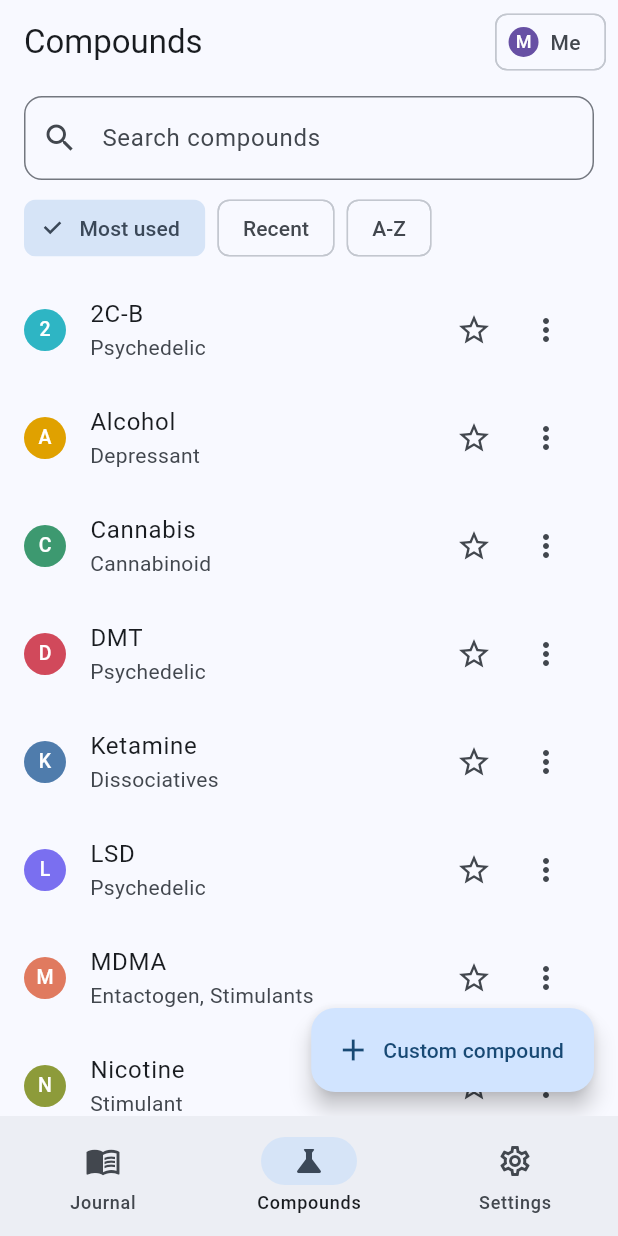
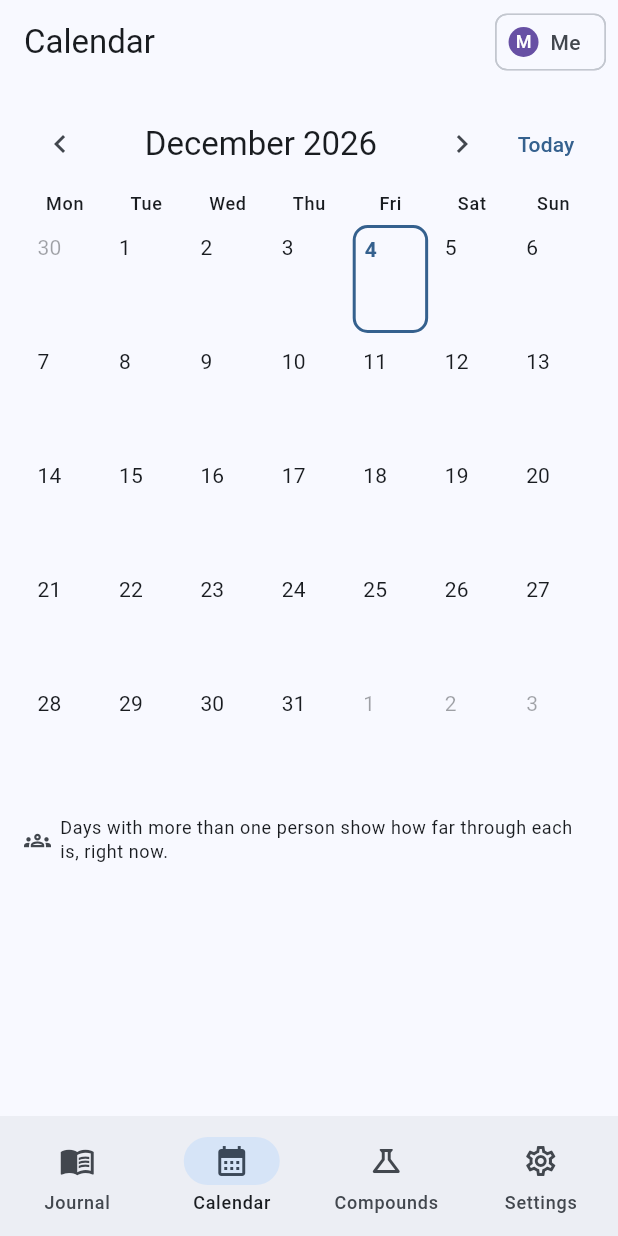
Before and after one commit to VirtualyMichael/substance-journal, a Flutter app: the screen it shows after launch, item 2 of the bottom bar chosen, on a phone screen of 412 x 824 dp. Run offline on Flutter 3.47's test engine with Material 3 defaults, Android fonts, the phone set to English and light mode, and no system bars; our stand-ins replace drift, flutter_riverpod; accounts and stored records are empty; generated files the repository leaves out were written again.

Commit message:
Add calendar with multi-person progress badges
A month calendar showing who is on each day. Days with more than one person get a badge
with each person's whole-number progress through their own experience; progress comes from
that person's curves alone and is tested not to change when someone else logs. Tapping a day
lists everyone with a progress bar and opens their experience.

Co-Authored-By: Claude Sonnet 5.5 <noreply@anthropic.com>

```diff
--- a/app/lib/providers.dart
+++ b/app/lib/providers.dart
@@ -69,6 +69,14 @@ final compoundPrefsProvider = StreamProvider.autoDispose.family<CompoundPrefs, S
   (ref, personId) => ref.watch(databaseProvider).watchCompoundPrefs(personId),
 );
 
+// ---- calendar (the one place that looks across people) ----
+
+final allExperiencesProvider =
+    StreamProvider.autoDispose<List<Experience>>((ref) => ref.watch(databaseProvider).watchAllExperiences());
+
+final allIngestionsProvider =
+    StreamProvider.autoDispose<List<Ingestion>>((ref) => ref.watch(databaseProvider).watchAllIngestions());
+
 // ---- one experience ----
 
 final experienceProvider = StreamProvider.autoDispose.family<Experience?, String>(
--- /dev/null
+++ b/app/lib/ui/calendar/calendar_data.dart
@@ -0,0 +1,132 @@
+import '../../data/database.dart';
+import '../../data/reference_repository.dart';
+import '../timeline/timeline_data.dart';
+
+/// One person's experience touching a calendar day.
+class DayPerson {
+  const DayPerson({
+    required this.person,
+    required this.experienceId,
+    required this.title,
+    required this.percent,
+    required this.substanceKeys,
+  });
+
+  final Person person;
+  final String experienceId;
+  final String title;
+
+  /// How far through the experience this person is right now, a whole number from 0 to 100.
+  final int percent;
+
+  /// Distinct substances in the experience, in the order they were taken.
+  final List<String> substanceKeys;
+
+  bool get inProgress => percent > 0 && percent < 100;
+}
+
+DateTime dayOnly(DateTime t) => DateTime(t.year, t.month, t.day);
+
+/// Who is on which day, with each person's progress.
+///
+/// This is the one view that looks across people, but it never combines them: every person's
+/// percent comes from their own experience's curves alone, so adding someone else's ingestion
+/// can not change anybody's number.
+///
+/// An experience counts on every day its curves touch, so a night that runs past midnight
+/// appears on both days. If one person has several experiences on a day, the one in progress
+/// is shown (else the one that started last).
+Map<DateTime, List<DayPerson>> buildCalendar({
+  required List<Person> people,
+  required List<Experience> experiences,
+  required List<Ingestion> ingestions,
+  required ReferenceRepository reference,
+  required DateTime now,
+  required DateTime from,
+  required DateTime to,
+}) {
+  final peopleById = {for (final p in people) p.id: p};
+  final byExperience = <String, List<Ingestion>>{};
+  for (final i in ingestions) {
+    byExperience.putIfAbsent(i.experienceId, () => []).add(i);
+  }
+  final firstDay = dayOnly(from);
+  final lastDay = dayOnly(to);
+
+  // person id -> day -> chosen DayPerson (with its start, to pick between experiences)
+  final chosen = <String, Map<DateTime, (DayPerson, DateTime)>>{};
+
+  for (final experience in experiences) {
+    final person = peopleById[experience.personId];
+    final items = byExperience[experience.id];
+    if (person == null || items == null || items.isEmpty) continue;
+
+    final series = buildTimelineSeries(ingestions: items, reference: reference, now: now);
+    DateTime start;
+    DateTime end;
+    if (series.isEmpty) {
+      start = items.map((i) => i.time).reduce((a, b) => a.isBefore(b) ? a : b);
+      end = items.map((i) => i.time).reduce((a, b) => a.isAfter(b) ? a : b).add(const Duration(hours: 2));
+    } else {
+      start = series.map((s) => s.start).reduce((a, b) => a.isBefore(b) ? a : b);
+      end = series.map((s) => s.end).reduce((a, b) => a.isAfter(b) ? a : b);
+    }
+
+    final keys = <String>[];
+    for (final i in items..sort((a, b) => a.time.compareTo(b.time))) {
+      if (!keys.contains(i.substanceKey)) keys.add(i.substanceKey);
+    }
+    final entry = DayPerson(
+      person: person,
+      experienceId: experience.id,
+      title: experience.title,
+      percent: series.isEmpty ? _percentBetween(start, end, now) : experienceProgressPercent(series: series, now: now),
+      substanceKeys: keys,
+    );
+
+    var day = dayOnly(start);
+    final lastTouched = dayOnly(end);
+    while (!day.isAfter(lastTouched)) {
+      if (!day.isBefore(firstDay) && !day.isAfter(lastDay)) {
+        final perDay = chosen.putIfAbsent(person.id, () => {});
+        final existing = perDay[day];
+        if (existing == null || _prefer(entry, start, existing.$1, existing.$2)) perDay[day] = (entry, start);
+      }
+      day = DateTime(day.year, day.month, day.day + 1);
+    }
+  }
+
+  final result = <DateTime, List<DayPerson>>{};
+  for (final perDay in chosen.values) {
+    perDay.forEach((day, pair) => result.putIfAbsent(day, () => []).add(pair.$1));
+  }
+  for (final list in result.values) {
+    list.sort((a, b) => a.person.name.toLowerCase().compareTo(b.person.name.toLowerCase()));
+  }
+  return result;
+}
+
+/// Progress of [now] between [start] and [end] as a whole number, for experiences whose
+/// substances have no curve (the span is then just the first dose plus two hours).
+int _percentBetween(DateTime start, DateTime end, DateTime now) {
+  final total = end.difference(start).inMicroseconds;
+  if (total <= 0 || !now.isBefore(end)) return 100;
+  if (!now.isAfter(start)) return 0;
+  return (now.difference(start).inMicroseconds * 100 / total).round().clamp(0, 100);
+}
+
+bool _prefer(DayPerson candidate, DateTime candidateStart, DayPerson existing, DateTime existingStart) {
+  if (candidate.inProgress != existing.inProgress) return candidate.inProgress;
+  return candidateStart.isAfter(existingStart);
+}
+
+/// The days of [month] as a grid starting on Monday, padded with the neighbouring months'
+/// days so every row has seven cells.
+List<DateTime> monthGrid(DateTime month) {
+  final first = DateTime(month.year, month.month, 1);
+  final lead = first.weekday - DateTime.monday; // Monday = 1
+  final start = DateTime(first.year, first.month, 1 - lead);
+  final daysInMonth = DateTime(month.year, month.month + 1, 0).day;
+  final cells = ((lead + daysInMonth + 6) ~/ 7) * 7;
+  return [for (var i = 0; i < cells; i++) DateTime(start.year, start.month, start.day + i)];
+}
--- /dev/null
+++ b/app/lib/ui/calendar/calendar_page.dart
@@ -0,0 +1,329 @@
+import 'package:flutter/material.dart';
+import 'package:flutter_riverpod/flutter_riverpod.dart';
+
+import '../../data/database.dart';
+import '../../providers.dart';
+import '../design.dart';
+import '../journal/experience_page.dart';
+import 'calendar_data.dart';
+
+const _monthNames = [
+  'January', 'February', 'March', 'April', 'May', 'June',
+  'July', 'August', 'September', 'October', 'November', 'December',
+];
+const _weekdays = ['Mon', 'Tue', 'Wed', 'Thu', 'Fri', 'Sat', 'Sun'];
+
+/// A month calendar of experiences. A day with more than one person on it carries a badge
+/// showing how far through each of them is, as whole-number percentages.
+class CalendarPage extends ConsumerStatefulWidget {
+  const CalendarPage({super.key, required this.person});
+
+  /// Whose journal is open: their own experiences get substance dots on every day.
+  final Person person;
+
+  @override
+  ConsumerState<CalendarPage> createState() => _CalendarPageState();
+}
+
+class _CalendarPageState extends ConsumerState<CalendarPage> {
+  late DateTime _month = DateTime(ref.read(clockProvider)().year, ref.read(clockProvider)().month);
+
+  void _shift(int months) => setState(() => _month = DateTime(_month.year, _month.month + months));
+
+  @override
+  Widget build(BuildContext context) {
+    final now = ref.watch(clockProvider)();
+    final people = ref.watch(peopleProvider).value ?? const <Person>[];
+    final experiences = ref.watch(allExperiencesProvider).value ?? const <Experience>[];
+    final ingestions = ref.watch(allIngestionsProvider).value ?? const <Ingestion>[];
+    final catalog = ref.watch(catalogProvider);
+
+    final grid = monthGrid(_month);
+    final days = buildCalendar(
+      people: people,
+      experiences: experiences,
+      ingestions: ingestions,
+      reference: catalog,
+      now: now,
+      from: grid.first,
+      to: grid.last,
+    );
+    final today = dayOnly(now);
+    final scheme = Theme.of(context).colorScheme;
+    final wide = MediaQuery.sizeOf(context).width >= wideBreakpoint;
+    final cellHeight = wide ? 92.0 : 76.0;
+
+    return Align(
+      alignment: Alignment.topCenter,
+      child: ConstrainedBox(
+        constraints: const BoxConstraints(maxWidth: contentMaxWidth),
+        child: ListView(
+          padding: const EdgeInsets.all(Gap.md),
+          children: [
+            Row(
+              children: [
+                IconButton(
+                  key: const ValueKey('month-prev'),
+                  tooltip: 'Previous month',
+                  icon: const Icon(Icons.chevron_left),
+                  onPressed: () => _shift(-1),
+                ),
+                Expanded(
+                  child: Text(
+                    '${_monthNames[_month.month - 1]} ${_month.year}',
+                    key: const ValueKey('month-title'),
+                    textAlign: TextAlign.center,
+                    style: Theme.of(context).textTheme.titleLarge,
+                  ),
+                ),
+                IconButton(
+                  key: const ValueKey('month-next'),
+                  tooltip: 'Next month',
+                  icon: const Icon(Icons.chevron_right),
+                  onPressed: () => _shift(1),
+                ),
+                TextButton(
+                  key: const ValueKey('month-today'),
+                  onPressed: () => setState(() => _month = DateTime(now.year, now.month)),
+                  child: const Text('Today'),
+                ),
+              ],
+            ),
+            const SizedBox(height: Gap.sm),
+            Row(
+              children: [
+                for (final d in _weekdays)
+                  Expanded(
+                    child: Center(child: Text(d, style: Theme.of(context).textTheme.labelMedium)),
+                  ),
+              ],
+            ),
+            const SizedBox(height: Gap.xs),
+            for (var row = 0; row < grid.length ~/ 7; row++)
+              SizedBox(
+                height: cellHeight,
+                child: Row(
+                  children: [
+                    for (final day in grid.sublist(row * 7, row * 7 + 7))
+                      Expanded(
+                        child: _DayCell(
+                          day: day,
+                          inMonth: day.month == _month.month,
+                          isToday: day == today,
+                          currentPersonId: widget.person.id,
+                          entries: days[day] ?? const [],
+                          onTap: () => _openDay(context, day, days[day] ?? const []),
+                        ),
+                      ),
+                  ],
+                ),
+              ),
+            const SizedBox(height: Gap.md),
+            Row(
+              children: [
+                Icon(Icons.groups_outlined, size: 18, color: scheme.onSurfaceVariant),
+                const SizedBox(width: 6),
+                Expanded(
+                  child: Text(
+                    'Days with more than one person show how far through each is, right now.',
+                    style: Theme.of(context).textTheme.bodySmall,
+                  ),
+                ),
+              ],
+            ),
+          ],
+        ),
+      ),
+    );
+  }
+
+  void _openDay(BuildContext context, DateTime day, List<DayPerson> entries) {
+    if (entries.isEmpty) return;
+    showModalBottomSheet<void>(
+      context: context,
+      isScrollControlled: true,
+      showDragHandle: true,
+      builder: (sheetContext) => _DaySheet(
+        day: day,
+        entries: entries,
+        onOpen: (entry) async {
+          Navigator.of(sheetContext).pop();
+          if (entry.person.id != widget.person.id) {
+            await ref.read(databaseProvider).setCurrentPerson(entry.person.id);
+          }
+          if (context.mounted) {
+            await Navigator.of(context).push(MaterialPageRoute(builder: (_) => ExperiencePage(experienceId: entry.experienceId)));
+          }
+        },
+      ),
+    );
+  }
+}
+
+class _DayCell extends StatelessWidget {
+  const _DayCell({
+    required this.day,
+    required this.inMonth,
+    required this.isToday,
+    required this.currentPersonId,
+    required this.entries,
+    required this.onTap,
+  });
+
+  final DateTime day;
+  final bool inMonth;
+  final bool isToday;
+  final String currentPersonId;
+  final List<DayPerson> entries;
+  final VoidCallback onTap;
+
+  @override
+  Widget build(BuildContext context) {
+    final scheme = Theme.of(context).colorScheme;
+    final multi = entries.length >= 2;
+    final mine = entries.where((e) => e.person.id == currentPersonId).toList();
+    final dotKeys = <String>{for (final e in mine) ...e.substanceKeys}.take(4).toList();
+
+    final label = StringBuffer('${_monthNames[day.month - 1]} ${day.day}');
+    if (entries.isEmpty) {
+      label.write(', nothing logged');
+    } else if (multi) {
+      label.write(', ${entries.length} people: ${entries.map((e) => '${e.person.name} ${e.percent} percent').join(', ')}');
+    } else {
+      label.write(', ${entries.single.person.name}');
+    }
+
+    return Semantics(
+      button: entries.isNotEmpty,
+      label: label.toString(),
+      child: InkWell(
+        key: ValueKey('day-${day.year}-${day.month}-${day.day}'),
+        onTap: entries.isEmpty ? null : onTap,
+        borderRadius: BorderRadius.circular(10),
+        child: Container(
+          margin: const EdgeInsets.all(2),
+          padding: const EdgeInsets.fromLTRB(6, 4, 6, 4),
+          decoration: BoxDecoration(
+            color: entries.isEmpty ? null : scheme.surfaceContainerLow,
+            borderRadius: BorderRadius.circular(10),
+            border: Border.all(
+              color: isToday ? scheme.primary : (entries.isEmpty ? Colors.transparent : scheme.outlineVariant),
+              width: isToday ? 2 : 1,
+            ),
+          ),
+          child: Opacity(
+            opacity: inMonth ? 1 : 0.4,
+            child: Column(
+              crossAxisAlignment: CrossAxisAlignment.start,
+              children: [
+                Text(
+                  '${day.day}',
+                  style: Theme.of(context).textTheme.labelLarge?.copyWith(
+                        fontWeight: isToday ? FontWeight.bold : FontWeight.normal,
+                        color: isToday ? scheme.primary : null,
+                      ),
+                ),
+                const SizedBox(height: 2),
+                Wrap(
+                  spacing: 3,
+                  runSpacing: 3,
+                  children: [
+                    for (final k in dotKeys)
+                      Container(width: 7, height: 7, decoration: BoxDecoration(color: substanceColor(k), shape: BoxShape.circle)),
+                  ],
+                ),
+                const Spacer(),
+                if (multi) _PersonBadge(entries: entries),
+              ],
+            ),
+          ),
+        ),
+      ),
+    );
+  }
+}
+
+/// The multi-person icon with each person's progress: "50%  20%".
+class _PersonBadge extends StatelessWidget {
+  const _PersonBadge({required this.entries});
+
+  final List<DayPerson> entries;
+
+  @override
+  Widget build(BuildContext context) {
+    final scheme = Theme.of(context).colorScheme;
+    final shown = entries.take(3).toList();
+    return Container(
+      key: const ValueKey('person-badge'),
+      padding: const EdgeInsets.symmetric(horizontal: 4, vertical: 2),
+      decoration: BoxDecoration(color: scheme.secondaryContainer, borderRadius: BorderRadius.circular(8)),
+      child: Row(
+        mainAxisSize: MainAxisSize.min,
+        children: [
+          Icon(Icons.groups, size: 12, color: scheme.onSecondaryContainer),
+          const SizedBox(width: 3),
+          Flexible(
+            child: Text(
+              [for (final e in shown) '${e.percent}%'].join(' ') + (entries.length > shown.length ? ' +${entries.length - shown.length}' : ''),
+              key: const ValueKey('badge-text'),
+              maxLines: 1,
+              overflow: TextOverflow.ellipsis,
+              style: TextStyle(fontSize: 10, fontWeight: FontWeight.w600, color: scheme.onSecondaryContainer),
+            ),
+          ),
+        ],
+      ),
+    );
+  }
+}
+
+class _DaySheet extends StatelessWidget {
+  const _DaySheet({required this.day, required this.entries, required this.onOpen});
+
+  final DateTime day;
+  final List<DayPerson> entries;
+  final void Function(DayPerson entry) onOpen;
+
+  @override
+  Widget build(BuildContext context) {
+    return SafeArea(
+      child: Padding(
+        padding: const EdgeInsets.fromLTRB(Gap.md, 0, Gap.md, Gap.md),
+        child: Column(
+          mainAxisSize: MainAxisSize.min,
+          crossAxisAlignment: CrossAxisAlignment.start,
+          children: [
+            Text(formatDate(day), style: Theme.of(context).textTheme.titleLarge),
+            const SizedBox(height: Gap.sm),
+            for (final e in entries)
+              ListTile(
+                key: ValueKey('day-entry-${e.person.id}'),
+                contentPadding: EdgeInsets.zero,
+                leading: CircleAvatar(
+                  backgroundColor: Color(e.person.colorValue),
+                  child: Text(e.person.name.characters.first.toUpperCase(), style: const TextStyle(color: Colors.white)),
+                ),
+                title: Text(e.title.isEmpty ? e.person.name : '${e.person.name}: ${e.title}'),
+                subtitle: Padding(
+                  padding: const EdgeInsets.only(top: 6),
+                  child: Column(
+                    crossAxisAlignment: CrossAxisAlignment.start,
+                    children: [
+                      LinearProgressIndicator(value: e.percent / 100, minHeight: 6, borderRadius: BorderRadius.circular(3)),
+                      const SizedBox(height: 4),
+                      Text(
+                        e.percent >= 100 ? 'Finished' : (e.percent <= 0 ? 'Not started' : '${e.percent}% through'),
+                        key: ValueKey('percent-${e.person.id}'),
+                      ),
+                    ],
+                  ),
+                ),
+                trailing: const Icon(Icons.chevron_right),
+                onTap: () => onOpen(e),
+              ),
+          ],
+        ),
+      ),
+    );
+  }
+}
--- a/app/lib/ui/shell.dart
+++ b/app/lib/ui/shell.dart
@@ -3,12 +3,13 @@ import 'package:flutter_riverpod/flutter_riverpod.dart';
 
 import '../data/database.dart';
 import '../providers.dart';
+import 'calendar/calendar_page.dart';
 import 'compounds/compounds_page.dart';
 import 'design.dart';
 import 'journal/journal_page.dart';
 import 'settings/settings_page.dart';
 
-enum _Destination { journal, compounds, settings }
+enum _Destination { journal, calendar, compounds, settings }
 
 /// Navigation frame: a bottom bar on phones, a rail on wide windows. Shows the current
 /// person's pages and a switcher to change who is on screen.
@@ -24,6 +25,7 @@ class _AppShellState extends ConsumerState<AppShell> {
 
   static const _items = [
     (_Destination.journal, Icons.menu_book_outlined, Icons.menu_book, 'Journal'),
+    (_Destination.calendar, Icons.calendar_month_outlined, Icons.calendar_month, 'Calendar'),
     (_Destination.compounds, Icons.science_outlined, Icons.science, 'Compounds'),
     (_Destination.settings, Icons.settings_outlined, Icons.settings, 'Settings'),
   ];
@@ -39,6 +41,7 @@ class _AppShellState extends ConsumerState<AppShell> {
     final body = switch (_destination) {
       // Keyed by person so no widget state (search text, scroll) leaks between people.
       _Destination.journal => JournalPage(key: ValueKey('journal-${person.id}'), person: person),
+      _Destination.calendar => CalendarPage(key: ValueKey('calendar-${person.id}'), person: person),
       _Destination.compounds => CompoundsPage(key: ValueKey('compounds-${person.id}'), personId: person.id),
       _Destination.settings => SettingsPage(key: ValueKey('settings-${person.id}'), person: person),
     };
```
Also changed, not shown: app/lib/data/database.dart (+13 -0 lines), 1 other file.
